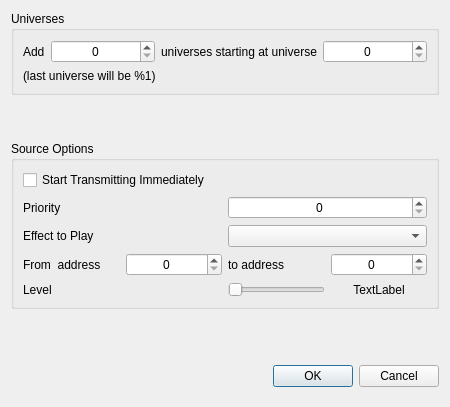
docsteer/sacnview, file ui/addmultidialog.ui: the form before one commit.
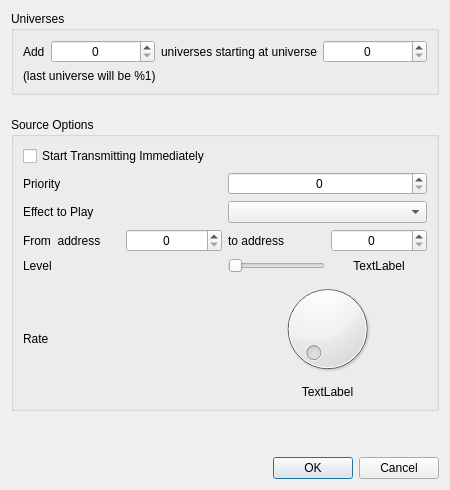
The form after the commit.

Commit message:
Add rate wheel to add multi dialog
Fixes issue #196

```diff
--- a/ui/addmultidialog.ui
+++ b/ui/addmultidialog.ui
@@ -7,7 +7,7 @@
     <x>0</x>
     <y>0</y>
     <width>450</width>
-    <height>407</height>
+    <height>490</height>
    </rect>
   </property>
   <property name="sizePolicy">
@@ -155,7 +155,7 @@
      <property name="title">
       <string>Source Options</string>
      </property>
-     <layout class="QVBoxLayout" name="verticalLayout">
+     <layout class="QVBoxLayout" name="verticalLayout_3">
       <item>
        <widget class="QCheckBox" name="cbStartNow">
         <property name="sizePolicy">
@@ -332,6 +332,47 @@
         </item>
        </layout>
       </item>
+      <item>
+       <layout class="QHBoxLayout" name="horizontalLayout_7">
+        <item>
+         <widget class="QLabel" name="label_7">
+          <property name="text">
+           <string>Rate</string>
+          </property>
+         </widget>
+        </item>
+        <item>
+         <layout class="QVBoxLayout" name="verticalLayout">
+          <item>
+           <widget class="QDial" name="dlFadeRate">
+            <property name="sizePolicy">
+             <sizepolicy hsizetype="Minimum" vsizetype="Minimum">
+              <horstretch>0</horstretch>
+              <verstretch>0</verstretch>
+             </sizepolicy>
+            </property>
+            <property name="minimumSize">
+             <size>
+              <width>10</width>
+              <height>10</height>
+             </size>
+            </property>
+           </widget>
+          </item>
+          <item>
+           <widget class="QLabel" name="lblRate">
+            <property name="text">
+             <string>TextLabel</string>
+            </property>
+            <property name="alignment">
+             <set>Qt::AlignCenter</set>
+            </property>
+           </widget>
+          </item>
+         </layout>
+        </item>
+       </layout>
+      </item>
      </layout>
     </widget>
    </item>
```
The commit also changes 4 other files.
